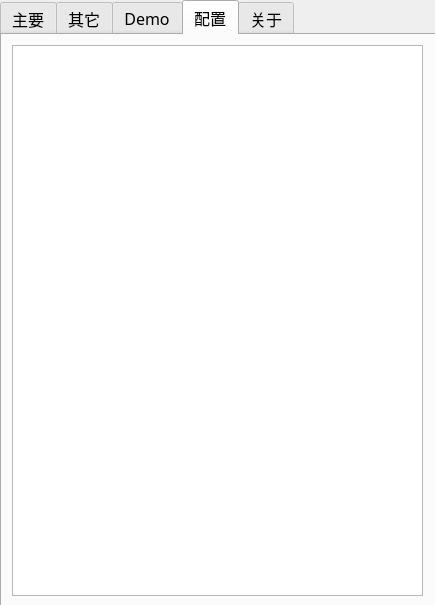
First picture: the form in mainwindow.ui, repository Purple-CSGO/CSGO-Toolbox-Qt, before the edit.
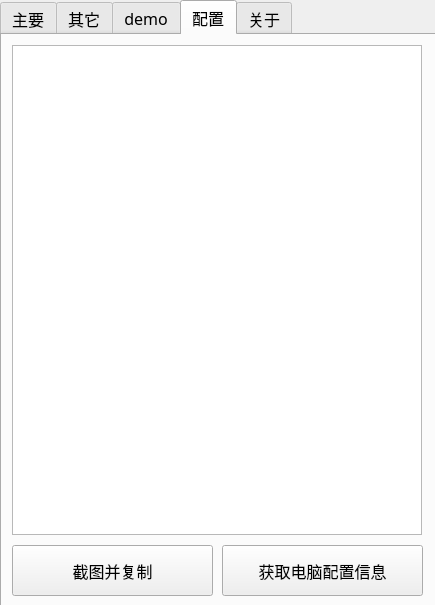
Second picture: the form after the edit. The open tabs and pages were chosen to show the change.

Commit message: 增加读取电脑配置功能，并可一键截图并复制

```diff
--- a/mainwindow.ui
+++ b/mainwindow.ui
@@ -964,7 +964,7 @@
     </widget>
     <widget class="QWidget" name="TabDemo">
      <attribute name="title">
-      <string>Demo</string>
+      <string>demo</string>
      </attribute>
      <widget class="QCheckBox" name="autoDownload">
       <property name="geometry">
@@ -1198,9 +1198,38 @@
        <rect>
         <x>10</x>
         <y>10</y>
-        <width>411</width>
-        <height>551</height>
+        <width>410</width>
+        <height>490</height>
        </rect>
+      </property>
+      <property name="verticalScrollBarPolicy">
+       <enum>Qt::ScrollBarAlwaysOff</enum>
+      </property>
+     </widget>
+     <widget class="QPushButton" name="save">
+      <property name="geometry">
+       <rect>
+        <x>220</x>
+        <y>510</y>
+        <width>201</width>
+        <height>51</height>
+       </rect>
+      </property>
+      <property name="text">
+       <string>获取电脑配置信息</string>
+      </property>
+     </widget>
+     <widget class="QPushButton" name="pushButton">
+      <property name="geometry">
+       <rect>
+        <x>10</x>
+        <y>510</y>
+        <width>201</width>
+        <height>51</height>
+       </rect>
+      </property>
+      <property name="text">
+       <string>截图并复制</string>
       </property>
      </widget>
     </widget>
```
Left out of the diff: 8 changed lines with no effect on the pictures. The commit also changes 4 other files.
